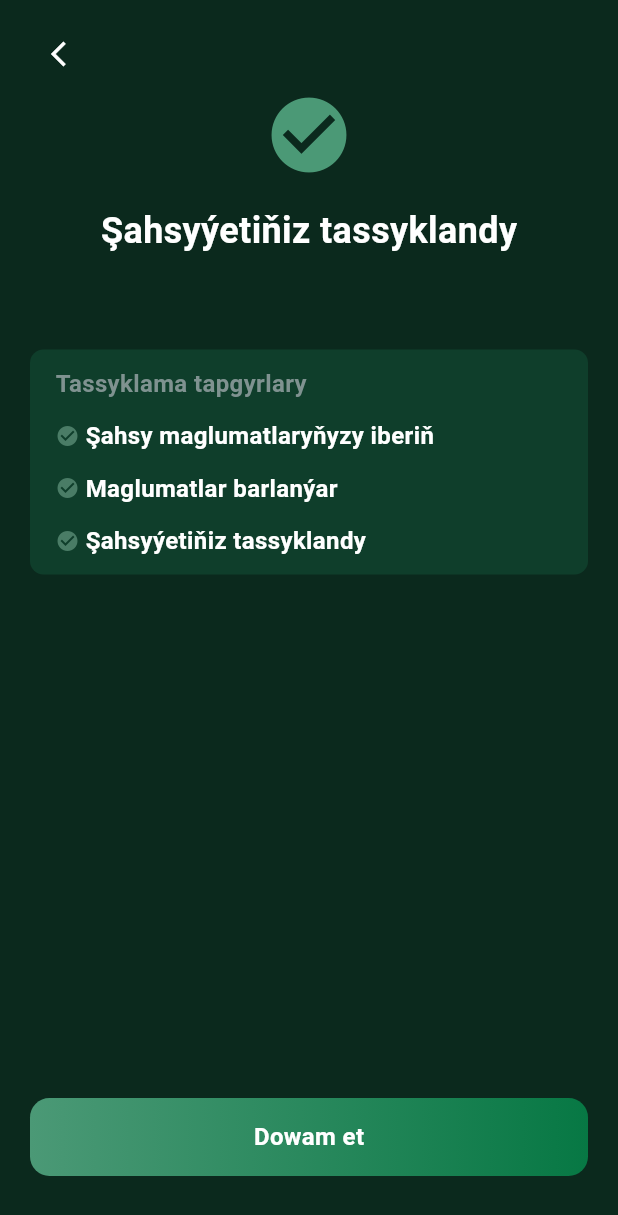
After one commit to Sohbet97/mbium_mobile_client, a Flutter app: the AccountVerifiedScreen screen opened by its route, on a phone screen of 412 x 824 dp. The commit adds this screen. Shown: the top 1215 px of the screen. Run offline on Flutter 3.47's test engine with Material 3 defaults, Android fonts, the phone set to English and light mode, and no system bars; our stand-ins replace bloc, dio, equatable, firebase_core, firebase_messaging, flutter_bloc and 9 more; missing offline and left inert: flutter_downloader, phone_form_field; accounts and stored records are empty; network calls fail; Roboto replaces fonts that are missing (assets/fonts/urbanist_bold.ttf); project files that could hold a hidden picture were left out.

Commit message:
set account verification screen

```diff
--- a/lib/core/utils/my_router.dart
+++ b/lib/core/utils/my_router.dart
@@ -1,4 +1,5 @@
 import 'package:flutter/material.dart';
+import 'package:mbium_mobile_client/feature/balance/presentation/pages/account_verified_screen.dart';
 import 'package:mbium_mobile_client/feature/balance/presentation/pages/balance_screen.dart';
 import 'package:mbium_mobile_client/feature/cart_page/presentation/sargyt_et_screen.dart';
 import 'package:mbium_mobile_client/feature/category/presentation/category_screen.dart';
@@ -87,6 +88,8 @@ Route<dynamic>? onGenerateRoute(RouteSettings settings) {
       return FadeRoute(page: const PersonScreen());
     case '/balance':
       return FadeRoute(page: const BalanceScreen());
+    case '/verifyAccount':
+      return FadeRoute(page: const AccountVerifiedScreen());
 
     case '/otpVerify':
       final session = settings.arguments as String;
--- /dev/null
+++ b/lib/feature/balance/presentation/pages/account_verified_screen.dart
@@ -0,0 +1,157 @@
+import 'package:flutter/material.dart';
+import 'package:mbium_mobile_client/core/themes/app_colors.dart';
+import 'package:mbium_mobile_client/feature/balance/presentation/widgets/verification_button.dart';
+import 'package:mbium_mobile_client/generated/l10n.dart';
+
+class AccountVerifiedScreen extends StatefulWidget {
+  const AccountVerifiedScreen({super.key});
+
+  @override
+  State<AccountVerifiedScreen> createState() => _AccountVerifiedScreenState();
+}
+
+class _AccountVerifiedScreenState extends State<AccountVerifiedScreen> {
+  @override
+  Widget build(BuildContext context) {
+    final localization = S.of(context);
+    return Scaffold(
+      backgroundColor: AppColors.deepForest,
+      body: SafeArea(
+        child: Padding(
+          padding: const EdgeInsets.symmetric(horizontal: 20),
+          child: Column(
+            crossAxisAlignment: CrossAxisAlignment.start,
+            children: [
+              const SizedBox(height: 12),
+
+              /// Top Bar
+              Row(
+                children: [
+                  IconButton(
+                    onPressed: () {
+                      Navigator.pop(context);
+                    },
+                    icon: Icon(
+                      Icons.arrow_back_ios,
+                      color: Colors.white,
+                      size: 20,
+                    ),
+                  ),
+                ],
+              ),
+
+              // const SizedBox(height: 20),
+
+              /// Title
+              Center(
+                child: Column(
+                  children: [
+                    Icon(
+                      Icons.check_circle,
+                      color: Color(0xff4B9976),
+                      size: 60,
+                    ),
+                    SizedBox(height: 17),
+                    Text(
+                      localization.shahsyyetiniz_tassyklandy,
+                      style: TextStyle(
+                        color: Colors.white,
+                        fontSize: 24,
+                        fontWeight: FontWeight.w600,
+                      ),
+                    ),
+                  ],
+                ),
+              ),
+
+              // verification
+              const SizedBox(height: 62),
+              Container(
+                height: 150,
+                width: double.infinity,
+                padding: const EdgeInsets.only(left: 17, top: 5, bottom: 5),
+                decoration: BoxDecoration(
+                  color: AppColors.primaryGreen,
+                  borderRadius: BorderRadius.circular(9),
+                ),
+                child: Column(
+                  mainAxisAlignment: MainAxisAlignment.spaceAround,
+                  crossAxisAlignment: CrossAxisAlignment.start,
+                  children: [
+                    Text(
+                      localization.tassyklama_tapgyrlary,
+                      style: const TextStyle(
+                        color: AppColors.balanceTextGrey,
+                        fontSize: 16,
+                        fontWeight: FontWeight.w700,
+                      ),
+                    ),
+                    Row(
+                      children: [
+                        Icon(
+                          Icons.check_circle,
+                          color: AppColors.secondaryGreen,
+                          size: 16,
+                        ),
+                        SizedBox(width: 4),
+                        Text(
+                          localization.shahsy_maglumatlaryny_iber,
+                          style: const TextStyle(
+                            color: Colors.white,
+                            fontSize: 16,
+                            fontWeight: FontWeight.w700,
+                          ),
+                        ),
+                      ],
+                    ),
+                    Row(
+                      children: [
+                        Icon(
+                          Icons.check_circle,
+                          color: AppColors.secondaryGreen,
+                          size: 16,
+                        ),
+                        SizedBox(width: 4),
+                        Text(
+                          localization.maglumatlar_barlanyar,
+                          style: const TextStyle(
+                            color: Colors.white,
+                            fontSize: 16,
+                            fontWeight: FontWeight.w700,
+                          ),
+                        ),
+                      ],
+                    ),
+                    Row(
+                      children: [
+                        Icon(
+                          Icons.check_circle,
+                          color: AppColors.secondaryGreen,
+                          size: 16,
+                        ),
+                        SizedBox(width: 4),
+                        Text(
+                          localization.shahsyyetiniz_tassyklandy,
+                          style: const TextStyle(
+                            color: Colors.white,
+                            fontSize: 16,
+                            fontWeight: FontWeight.w700,
+                          ),
+                        ),
+                      ],
+                    ),
+                  ],
+                ),
+              ),
+
+              //button
+              Spacer(),
+              VerificationButton(title: 'Dowam et', onTap: () {}),
+              SizedBox(height: 40),
+            ],
+          ),
+        ),
+      ),
+    );
+  }
+}
--- a/lib/feature/balance/presentation/pages/balance_screen.dart
+++ b/lib/feature/balance/presentation/pages/balance_screen.dart
@@ -164,14 +164,18 @@ class _BalanceScreenState extends State<BalanceScreen> {
                       SettingTile(
                         icon: 'assets/icons/wallet_icon.svg',
                         title: localization.toleg_usullary,
+                        onTap: () {},
                       ),
                       SettingTile(
                         icon: 'assets/icons/account_security.svg',
                         title: localization.shahsyyetini_tassyklamak,
+                        onTap: () =>
+                            Navigator.pushNamed(context, '/verifyAccount'),
                       ),
                       SettingTile(
                         icon: 'assets/icons/help.svg',
                         title: localization.komek_seslenme,
+                        onTap: () {},
                       ),
                     ],
                   ),
--- a/lib/feature/balance/presentation/widgets/setting_tile.dart
+++ b/lib/feature/balance/presentation/widgets/setting_tile.dart
@@ -5,12 +5,18 @@ import 'package:mbium_mobile_client/feature/home/presentation/widget/svg_icon.da
 class SettingTile extends StatelessWidget {
   final String icon;
   final String title;
-
-  const SettingTile({super.key, required this.icon, required this.title});
+  final Function()? onTap;
+  const SettingTile({
+    super.key,
+    required this.icon,
+    required this.title,
+    required this.onTap,
+  });
 
   @override
   Widget build(BuildContext context) {
     return ListTile(
+      onTap: onTap,
       leading: SvgIcon(iconName: icon, color: Colors.white),
       title: Text(
         title,
--- /dev/null
+++ b/lib/feature/balance/presentation/widgets/verification_button.dart
@@ -0,0 +1,51 @@
+import 'package:flutter/material.dart';
+import 'package:mbium_mobile_client/core/themes/theme.dart';
+
+class VerificationButton extends StatelessWidget {
+  final String title;
+  final VoidCallback onTap;
+  const VerificationButton({
+    super.key,
+    required this.title,
+    required this.onTap,
+  });
+
+  @override
+  Widget build(BuildContext context) {
+    return Container(
+      width: double.infinity,
+      height: 52, // Keeps the layout rigid and fixed
+      decoration: BoxDecoration(
+        borderRadius: BorderRadius.circular(13),
+        gradient: const LinearGradient(
+          colors: [Color(0xff4B9976), Color(0xff077844)],
+        ),
+      ),
+      child: Stack(
+        children: [
+          Positioned.fill(
+            child: Align(
+              alignment: Alignment.center,
+              child: Text(
+                title,
+                style: context.appTextStyles.s20w700clWhite.copyWith(
+                  fontSize: 16,
+                ),
+              ),
+            ),
+          ),
+
+          Positioned.fill(
+            child: Material(
+              color: Colors.transparent,
+              child: InkWell(
+                borderRadius: BorderRadius.circular(32),
+                onTap: onTap, // Your button logic
+              ),
+            ),
+          ),
+        ],
+      ),
+    );
+  }
+}
```
